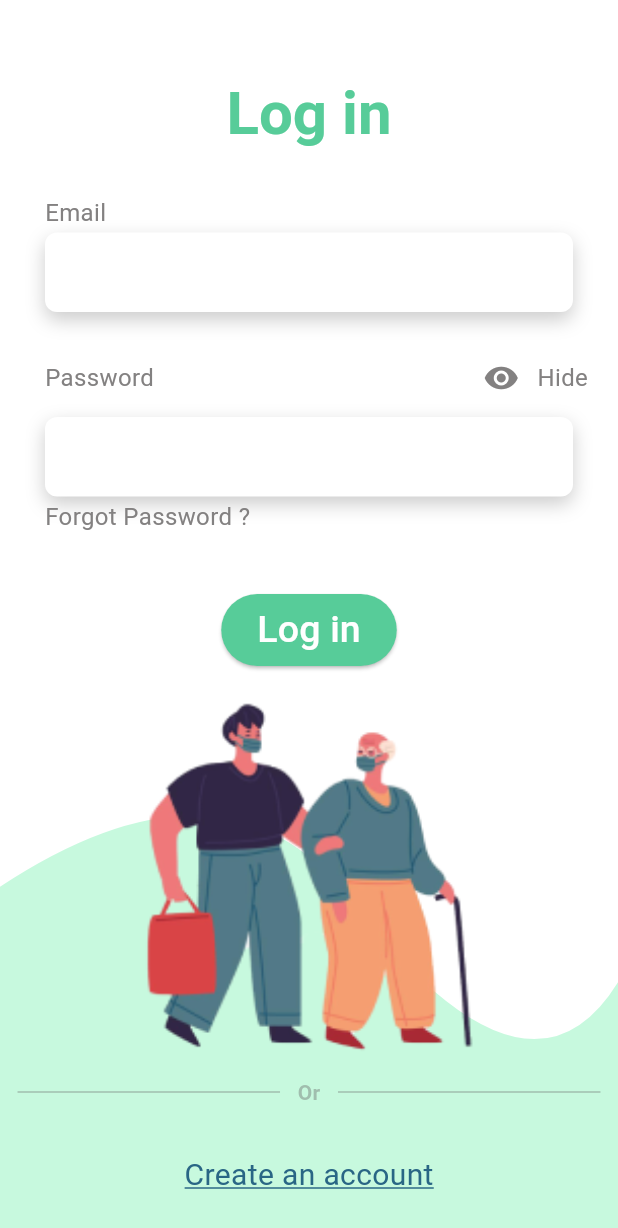
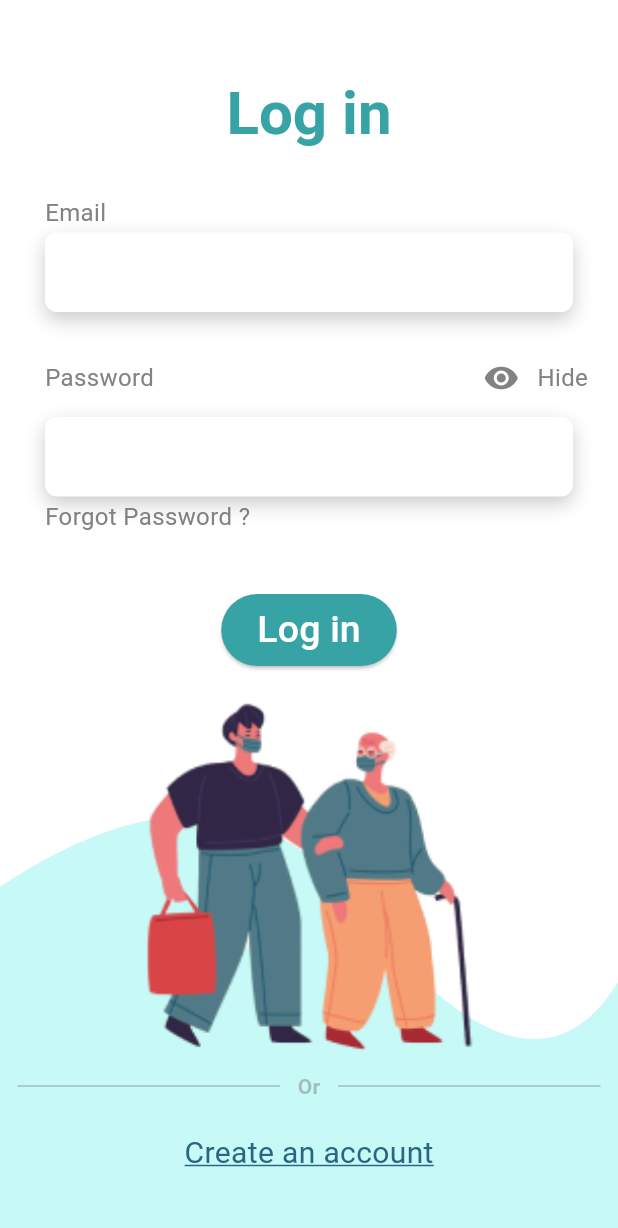
Before and after one commit to adi0213/Karuthal_Staff, a Flutter app: the screen it shows after launch, after a tap on "Get Started", on a phone screen of 412 x 824 dp. Shown: the top 1228 px of the screen. Run offline on Flutter 3.47's test engine with Material 3 defaults, Android fonts, the phone set to English and light mode, and no system bars; our stand-ins replace google_fonts, table_calendar; Roboto replaces fonts that are missing (Signika).

Commit message:
made changes

```diff
--- a/lib/Login.dart
+++ b/lib/Login.dart
@@ -53,23 +53,28 @@ class _LoginState extends State<Login> {
       if (response.statusCode == 200) {
         print(response.body);
         print(jsonDecode(response.body)["assignedRoles"].contains('STUDENT'));
-        if(jsonDecode(response.body)["assignedRoles"].contains('STUDENT')){
+        if (jsonDecode(response.body)["assignedRoles"].contains('STUDENT')) {
           _emailController.clear();
           _passwordController.clear();
           Navigator.push(
             context,
-            MaterialPageRoute(builder: (context) => Studentdashboard(details: jsonDecode(response.body))),
+            MaterialPageRoute(
+                builder: (context) =>
+                    Studentdashboard(details: jsonDecode(response.body))),
           );
-        }
-        else if(jsonDecode(response.body)["assignedRoles"].contains('Manager')){
+        } else if (jsonDecode(response.body)["assignedRoles"]
+            .contains('Manager')) {
           _emailController.clear();
           _passwordController.clear();
           Navigator.push(
             context,
-            MaterialPageRoute(builder: (context) => Managerdashboard(details: jsonDecode(response.body),)),
+            MaterialPageRoute(
+                builder: (context) => Managerdashboard(
+                      details: jsonDecode(response.body),
+                    )),
           );
-        }
-        else if(jsonDecode(response.body)["assignedRoles"].contains('Customer')){
+        } else if (jsonDecode(response.body)["assignedRoles"]
+            .contains('Customer')) {
           print("Not a Staff");
           ScaffoldMessenger.of(context).showSnackBar(
             const SnackBar(
@@ -80,17 +85,20 @@ class _LoginState extends State<Login> {
               ),
             ),
           );
-        }
-        else{
+        } else {
           Navigator.pushReplacement(
             context,
-            MaterialPageRoute(builder: (context) => StaffDashboard(loginOption: 4,roles: jsonDecode(response.body)["assignedRoles"],)),
+            MaterialPageRoute(
+                builder: (context) => StaffDashboard(
+                      loginOption: 4,
+                      roles: jsonDecode(response.body)["assignedRoles"],
+                    )),
           );
         }
       } else {
         print('Login failed with status code: ${response.statusCode}');
         print('Error message: ${response.body}');
-        if(response.statusCode==401){
+        if (response.statusCode == 401) {
           ScaffoldMessenger.of(context).showSnackBar(
             const SnackBar(
               backgroundColor: Color(0xFF57CC99),
@@ -114,8 +122,7 @@ class _LoginState extends State<Login> {
   Widget build(BuildContext context) {
     return Scaffold(
       backgroundColor: Colors.white,
-      body: Stack(
-        children: [
+      body: Stack(children: [
         LayoutBuilder(
           builder: (context, constraints) {
             return SingleChildScrollView(
@@ -136,7 +143,7 @@ class _LoginState extends State<Login> {
                                   .textTheme
                                   .headlineLarge
                                   ?.copyWith(
-                                      color: const Color(0xFF57CC99),
+                                    color: Color(0xFF38A3A5),
                                     fontFamily:
                                         GoogleFonts.anekGurmukhi().fontFamily,
                                     fontWeight: FontWeight.bold,
@@ -175,7 +182,8 @@ class _LoginState extends State<Login> {
                                     ),
                                     onPressed: () {
                                       setState(() {
-                                          _isPasswordVisible = !_isPasswordVisible;
+                                        _isPasswordVisible =
+                                            !_isPasswordVisible;
                                       });
                                     },
                                   ),
@@ -202,7 +210,8 @@ class _LoginState extends State<Login> {
                                 ),
                               );
                             },
-                              child: _buildLabelText(context, "Forgot Password ?"),
+                            child:
+                                _buildLabelText(context, "Forgot Password ?"),
                           ),
                           SizedBox(height: 40),
                           Center(
@@ -210,7 +219,7 @@ class _LoginState extends State<Login> {
                               height: 48.0,
                               child: ElevatedButton(
                                 style: ElevatedButton.styleFrom(
-                                    backgroundColor: const Color(0xFF57CC99),
+                                  backgroundColor: Color(0xFF38A3A5),
                                 ),
                                 onPressed: () {
                                   if (_formKey.currentState!.validate()) {
@@ -223,7 +232,8 @@ class _LoginState extends State<Login> {
                                   style: TextStyle(
                                     color: Colors.white,
                                     fontSize: 25,
-                                      fontFamily: GoogleFonts.signika().fontFamily,
+                                    fontFamily:
+                                        GoogleFonts.signika().fontFamily,
                                   ),
                                 ),
                               ),
@@ -243,26 +253,23 @@ class _LoginState extends State<Login> {
                           clipper: BottomWaveClipper(),
                           child: Container(
                             width: double.infinity,
-                              color: const Color(0xFFC7F9DE),
+                            color: const Color(0xFFC7F9F6),
                           ),
                         ),
                         Positioned(
                             top: 0,
                             left: 0,
                             right: 0,
-                            child: Image.asset(
+                            child: Column(children: [
+                              Image.asset(
                                 'assets/oldcare2.png',
                                 height: 250,
                                 fit: BoxFit.contain,
                               ),
-                          ),
-                          Positioned(
-                            bottom: 150,
-                            left: 0,
-                            right: 0,
-                            child: Center(
+                              Center(
                                 child: Row(
-                                mainAxisAlignment: MainAxisAlignment.spaceEvenly,
+                                  mainAxisAlignment:
+                                      MainAxisAlignment.spaceEvenly,
                                   children: [
                                     SizedBox(
                                       width: 175,
@@ -287,18 +294,17 @@ class _LoginState extends State<Login> {
                                   ],
                                 ),
                               ),
+                              SizedBox(
+                                height: 20,
                               ),
-                          Positioned(
-                            bottom: 90,
-                            left: 0,
-                            right: 0,
-                            child: Center(
+                              Center(
                                 child: GestureDetector(
                                   onTap: () {
                                     Navigator.push(
                                       context,
                                       MaterialPageRoute(
-                                        builder: (context) => CreateAccount()),
+                                          builder: (context) =>
+                                              CreateAccount()),
                                     );
                                   },
                                   child: Text(
@@ -306,14 +312,15 @@ class _LoginState extends State<Login> {
                                     style: TextStyle(
                                       fontSize: 20,
                                       color: Color(0xFF296685),
-                                    fontFamily: GoogleFonts.robotoFlex().fontFamily,
+                                      fontFamily:
+                                          GoogleFonts.robotoFlex().fontFamily,
                                       decoration: TextDecoration.underline,
                                       decorationColor: Color(0xFF296685),
                                     ),
                                   ),
                                 ),
                               ),
-                          ),
+                            ]))
                       ],
                     ),
                   ),
@@ -323,14 +330,15 @@ class _LoginState extends State<Login> {
           },
         ),
         loadingWidget()
-        ]
-      ),
+      ]),
     );
   }
 
-  Widget loadingWidget(){
-    if(_isLoading){
-      return Center(child: CircularProgressIndicator(),);
+  Widget loadingWidget() {
+    if (_isLoading) {
+      return Center(
+        child: CircularProgressIndicator(),
+      );
     }
     return SizedBox.shrink();
   }
```
Also changed, not shown: lib/staffDrawer.dart (+77 -117 lines). Lines whose indentation alone changed are shown as unchanged.
